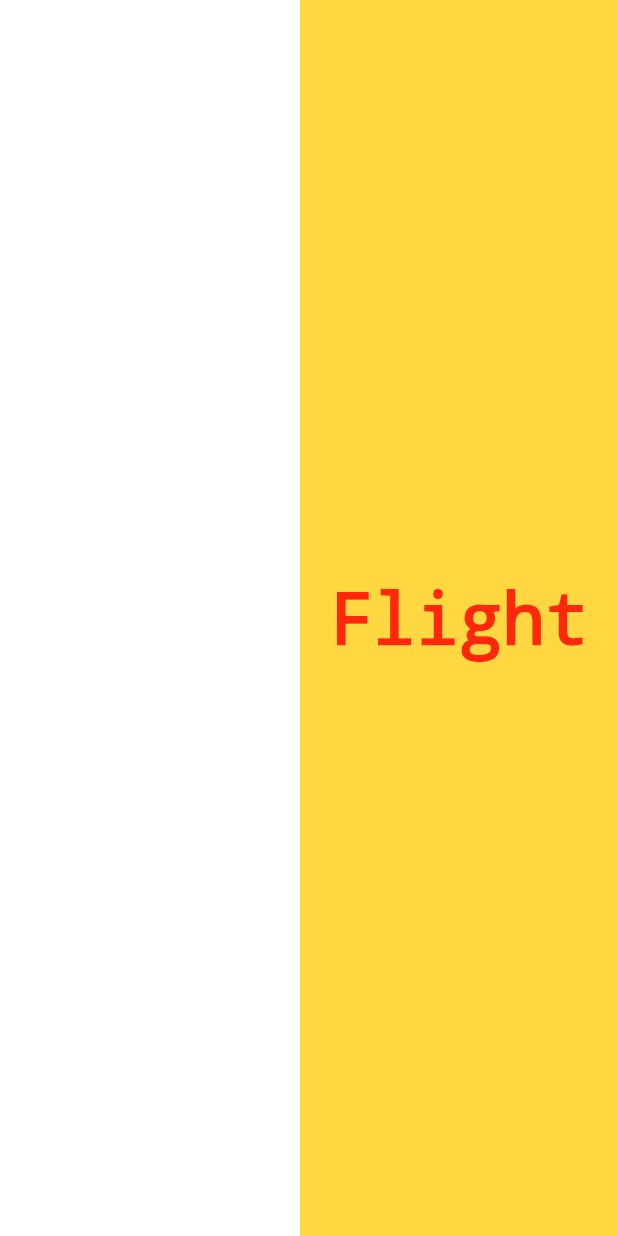
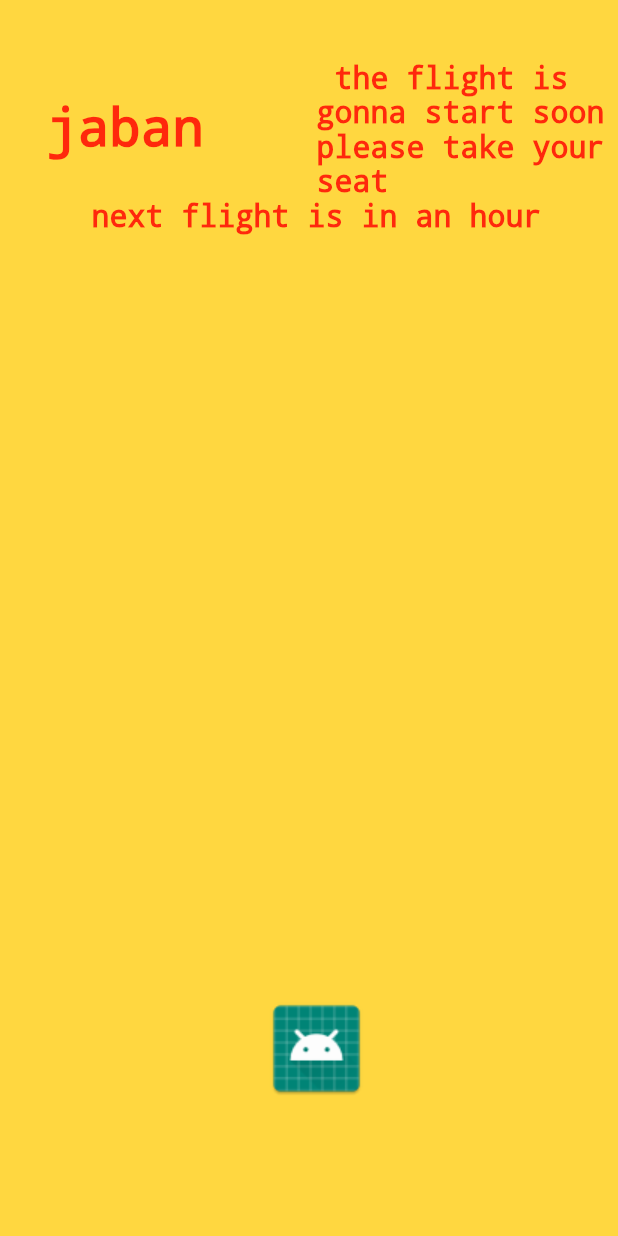
Before and after one commit to SherifMohamedFarouk/Flutter-test-run, a Flutter app: the screen it shows after launch, on a phone screen of 412 x 824 dp. Run offline on Flutter 3.47's test engine with Material 2 defaults, Android fonts, the phone set to English and light mode, and no system bars.

Commit message:
rows and columns and images

```diff
--- a/lib/app_screens/FirstScreen.dart
+++ b/lib/app_screens/FirstScreen.dart
@@ -8,10 +8,34 @@ class Home extends StatelessWidget{
     return Center(child:Container(
       alignment: Alignment.center,
       color: Colors.amberAccent,
-      margin: EdgeInsets.only(left: 200.0),
-      child: Text("Flight",textDirection: TextDirection.ltr,style: TextStyle(decoration:TextDecoration.none ),),
+      padding: EdgeInsets.only(left: 10.0,top:40.0),
+      child:Column(
+        children:<Widget>[
+          Row(children: [
+            Expanded(child : Text(" jaban",textDirection: TextDirection.ltr,style: TextStyle(decoration:TextDecoration.none , fontSize: 35.0)))
+            , Expanded(child : Text(" the flight is gonna start soon please take your seat",textDirection: TextDirection.ltr,style: TextStyle(decoration:TextDecoration.none , fontSize: 20.0))
+            ),
+      ]
+    ),
+
+          Expanded(child : Text(" next flight is in an hour ",textDirection: TextDirection.ltr,style: TextStyle(decoration:TextDecoration.none , fontSize: 20.0))
+          ),
+         addingImage()
+        ],
+
+      )
     )
     );
   }
 
 }
+
+class addingImage extends StatelessWidget{
+  @override
+  Widget build(BuildContext context) {
+    AssetImage assetImage = AssetImage('images/ic_launcher.png');
+    Image image =Image(image: assetImage);
+    return Container(child: image,width: 250.0,height: 250.0,);
+  }
+
+}
--- a/pubspec.yaml
+++ b/pubspec.yaml
@@ -45,8 +45,8 @@ flutter:
   uses-material-design: true
 
   # To add assets to your application, add an assets section, like this:
-  # assets:
-  #   - images/a_dot_burr.jpeg
+  assets:
+     - images/ic_launcher.png
   #   - images/a_dot_ham.jpeg
 
   # An image asset can refer to one or more resolution-specific "variants", see
```
Also changed, not shown: images/ic_launcher.png (added).
